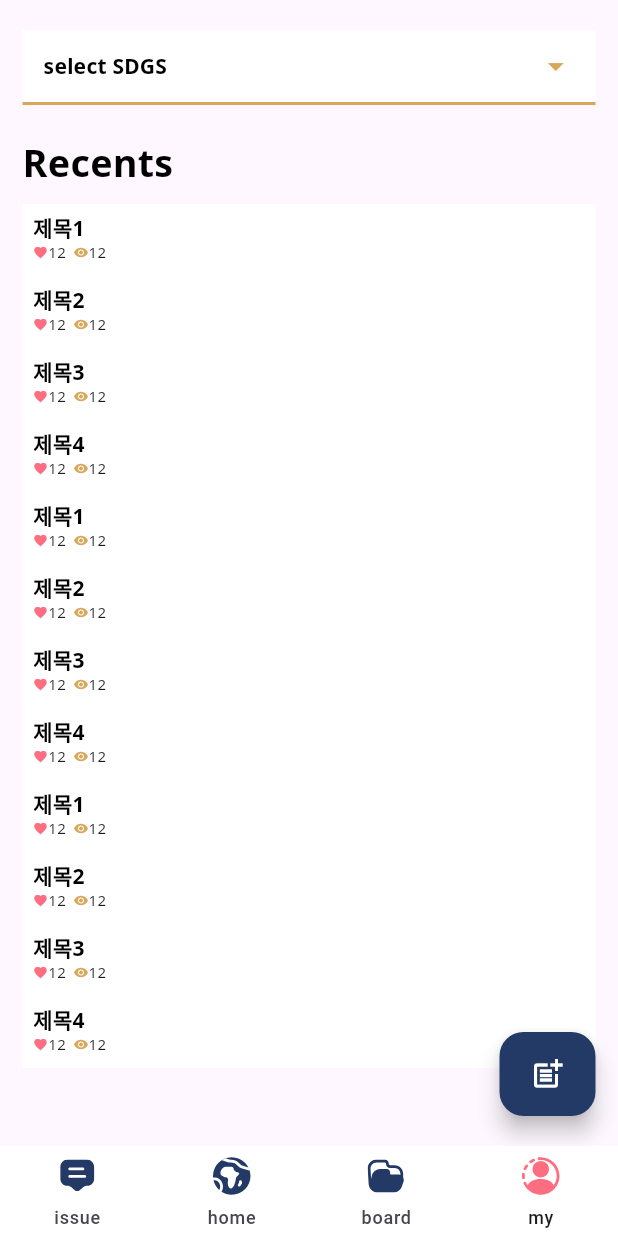
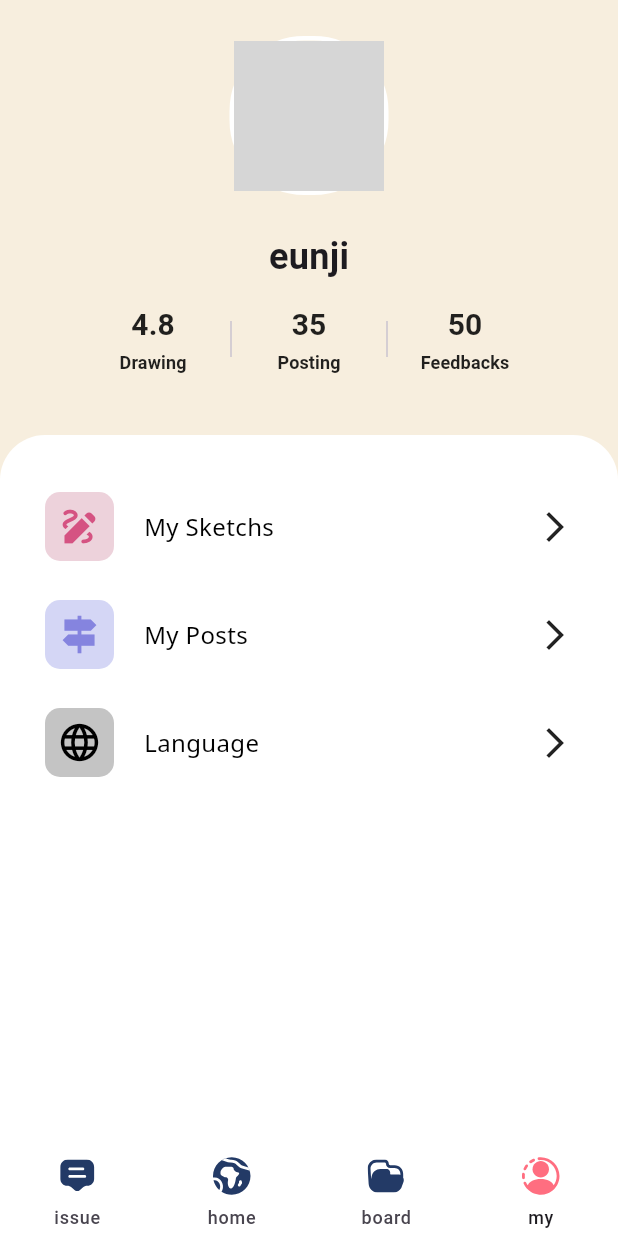
Before and after one commit to GDSC-DGU/2024-SolutionChallenge-InGlo-client, a Flutter app: the screen it shows after launch, item 4 of the bottom bar chosen, on a phone screen of 412 x 824 dp. Run offline on Flutter 3.47's test engine with Material 3 defaults, Android fonts, the phone set to English and light mode, and no system bars; drawn by our look-alikes of dropdown_button2; our stand-ins replace carousel_slider, firebase_core, flutter_svg, flutter_svg_provider, google_fonts, modal_bottom_sheet and 1 more; missing offline and left inert: comment_box, flutter_state_notifier, html_editor_enhanced, scribble; accounts and stored records are empty; network calls fail; project files that could hold a hidden picture were left out; grey boxes are pictures that could not be loaded.

Commit message:
FEAT: profile 기본 레이아웃 구현

```diff
--- a/lib/main.dart
+++ b/lib/main.dart
@@ -2,6 +2,7 @@ import 'package:flutter/material.dart';
 import 'package:inglo/screens/home/home.dart';
 import 'package:inglo/screens/post/create_post.dart';
 import 'package:inglo/screens/postlist/post_board.dart';
+import 'package:inglo/screens/profile/profile.dart';
 import 'package:inglo/screens/signup/signup.dart';
 import 'package:inglo/screens/start/start.dart';
 import 'screens/signin/signin.dart';
@@ -39,7 +40,7 @@ class _MainScreenState extends State<MainScreen> {
     IssueListPage(),
     WebViewMap(),
     StartPage(),
-    PostBoardPage(),
+    ProfilePage(),
     // MessagesPage(),
     // 참고 페이지(나중에 삭제)
   ];
--- /dev/null
+++ b/lib/models/profile/user.dart
@@ -0,0 +1,15 @@
+class User {
+  final String imagePath;
+  final String name;
+  final String email;
+  final String about;
+  final bool isDarkMode;
+
+  const User({
+    required this.imagePath,
+    required this.name,
+    required this.email,
+    required this.about,
+    required this.isDarkMode,
+  });
+}
--- /dev/null
+++ b/lib/screens/profile/profile.dart
@@ -0,0 +1,119 @@
+import 'package:flutter/cupertino.dart';
+import 'package:flutter/material.dart';
+import 'package:inglo/models/profile/user.dart';
+import 'package:inglo/screens/profile/widgets/my_posts.dart';
+import 'package:inglo/screens/profile/widgets/my_sketch.dart';
+import 'package:inglo/screens/profile/widgets/select_langauge.dart';
+import 'package:inglo/util/profile/user_preferences.dart';
+import 'package:inglo/widgets/profile/numbers_widget.dart';
+import 'package:inglo/widgets/profile/profile_widget.dart';
+import 'package:inglo/widgets/profile/button_widget.dart';
+
+class ProfilePage extends StatefulWidget {
+  @override
+  _ProfilePageState createState() => _ProfilePageState();
+}
+
+class _ProfilePageState extends State<ProfilePage> {
+  @override
+  Widget build(BuildContext context) {
+    final user = UserPreferences.myUser;
+
+    return Scaffold(
+      body: Container(
+        color: Color(0xFFF7EEDE),
+        child: ListView(
+          physics: BouncingScrollPhysics(),
+          children: [
+            const SizedBox(height: 24),
+            ProfileWidget(
+              imagePath: user.imagePath,
+            ),
+            const SizedBox(height: 24),
+            buildName(user),
+            const SizedBox(height: 10),
+            NumbersWidget(),
+            const SizedBox(height: 20),
+            buildAbout(user),
+          ],
+        ),
+      ),
+    );
+  }
+
+  Widget buildName(User user) => Column(
+        children: [
+          Text(
+            user.name,
+            style: TextStyle(fontWeight: FontWeight.bold, fontSize: 24),
+          ),
+        ],
+      );
+
+  Widget buildAbout(User user) => Container(
+        child: Column(
+          crossAxisAlignment: CrossAxisAlignment.start,
+          children: [
+            const SizedBox(height: 16),
+            ClipRRect(
+              borderRadius: BorderRadius.only(
+                topLeft: Radius.circular(30),
+                topRight: Radius.circular(30),
+              ),
+              child: Container(
+                height: MediaQuery.of(context).size.height * 0.6,
+                width: MediaQuery.of(context).size.width,
+                color: Colors.white, // 상자 색
+                child: Column(
+                  children: [
+                    const SizedBox(height: 30),
+                    ButtonWidget(
+                      text: 'My Sketchs',
+                      color: 'D55382',
+                      bg: 'EDD2DB',
+                      icon1: Icons.draw,
+                      icon2: Icons.arrow_forward_ios,
+                      onPressed: () {
+                        // My Sketchs 버튼이 눌렸을 때 처리할 내용
+                        Navigator.push(
+                          context,
+                          MaterialPageRoute(builder: (context) => MySketch(),),
+                        );
+                      },
+                    ),
+                    ButtonWidget(
+                      text: 'My Posts',
+                      color: '8584DF',
+                      bg: 'D4D6F5',
+                      icon1: Icons.signpost,
+                      icon2: Icons.arrow_forward_ios,
+                      onPressed: () {
+                        // My Sketchs 버튼이 눌렸을 때 처리할 내용
+                        Navigator.push(
+                          context,
+                          MaterialPageRoute(builder: (context) => MyPost(),),
+                        );
+                      },
+                    ),
+                    ButtonWidget(
+                      text: 'Language',
+                      color: '000000',
+                      bg: 'C4C4C4',
+                      icon1: Icons.language_outlined,
+                      icon2: Icons.arrow_forward_ios,
+                      onPressed: () {
+                        // My Sketchs 버튼이 눌렸을 때 처리할 내용
+                        Navigator.push(
+                          context,
+                          MaterialPageRoute(builder: (context) => SelectLanguage(),),
+                        );
+                      },
+                    ),
+                  ],
+                ),
+              ),
+            ),
+          ],
+        ),
+      );
+}
--- /dev/null
+++ b/lib/screens/profile/widgets/my_posts.dart
@@ -0,0 +1,15 @@
+import 'package:flutter/material.dart';
+
+class MyPost extends StatefulWidget {
+  const MyPost({super.key});
+
+  @override
+  State<MyPost> createState() => _MyPostState();
+}
+
+class _MyPostState extends State<MyPost> {
+  @override
+  Widget build(BuildContext context) {
+    return const Placeholder();
+  }
+}
--- /dev/null
+++ b/lib/screens/profile/widgets/my_sketch.dart
@@ -0,0 +1,15 @@
+import 'package:flutter/material.dart';
+
+class MySketch extends StatefulWidget {
+  const MySketch({super.key});
+
+  @override
+  State<MySketch> createState() => _MySketchState();
+}
+
+class _MySketchState extends State<MySketch> {
+  @override
+  Widget build(BuildContext context) {
+    return const Placeholder();
+  }
+}
--- /dev/null
+++ b/lib/screens/profile/widgets/select_langauge.dart
@@ -0,0 +1,15 @@
+import 'package:flutter/material.dart';
+
+class SelectLanguage extends StatefulWidget {
+  const SelectLanguage({super.key});
+
+  @override
+  State<SelectLanguage> createState() => _SelectLanguageState();
+}
+
+class _SelectLanguageState extends State<SelectLanguage> {
+  @override
+  Widget build(BuildContext context) {
+    return const Placeholder();
+  }
+}
--- /dev/null
+++ b/lib/util/profile/user_preferences.dart
@@ -0,0 +1,13 @@
+import 'package:inglo/models/profile/user.dart';
+
+class UserPreferences {
+  static const myUser = User(
+    imagePath:
+    'https://images.unsplash.com/photo-1554151228-14d9def656e4?ixid=MnwxMjA3fDB8MHxwaG90by1wYWdlfHx8fGVufDB8fHx8&ixlib=rb-1.2.1&auto=format&fit=crop&w=333&q=80',
+    name: 'eunji',
+    email: 'sarah.abs@gmail.com',
+    about:
+    'Certified Personal Trainer and Nutritionist with years of experience in creating effective diets and training plans focused on achieving individual customers goals in a smooth way.',
+    isDarkMode: false,
+  );
+}
--- /dev/null
+++ b/lib/widgets/profile/button_widget.dart
@@ -0,0 +1,65 @@
+import 'package:flutter/material.dart';
+import 'package:google_fonts/google_fonts.dart';
+
+class ButtonWidget extends StatefulWidget {
+  final String text;
+  final String color;
+  final String bg;
+  final IconData icon1;
+  final IconData icon2;
+  final VoidCallback onPressed; // onPressed 속성 추가
+
+  const ButtonWidget({
+    required this.text,
+    required this.color,
+    required this.bg,
+    required this.icon1,
+    required this.icon2,
+    required this.onPressed,
+    Key? key,
+  }) : super(key: key);
+
+  @override
+  _ButtonWidgetState createState() => _ButtonWidgetState();
+}
+
+class _ButtonWidgetState extends State<ButtonWidget> {
+  @override
+  Widget build(BuildContext context) {
+    return GestureDetector( // GestureDetector를 사용하여 버튼 클릭을 감지
+      onTap: widget.onPressed, // onPressed 콜백을 연결
+      child: Container(
+        padding: EdgeInsets.symmetric(vertical: 8, horizontal: 30),
+        child: Column(
+          children: [
+            Row(
+              mainAxisAlignment: MainAxisAlignment.spaceBetween,
+              children: [
+                Row(
+                  children: [
+                    Container(
+                      decoration: BoxDecoration(
+                        color: Color(int.parse("0xFF${widget.bg}"),),
+                        borderRadius: BorderRadius.circular(10),
+                      ),
+                      padding: EdgeInsets.all(8),
+                      child: Icon(widget.icon1, color: Color(int.parse("0xFF${widget.color}"),), size: 30,),
+                    ),
+                    SizedBox(width: 20,),
+                    Text(widget.text,
+                        style: GoogleFonts.notoSans(
+                          color: Colors.black,
+                          fontSize: 16,
+                        )),
+                  ],
+                ),
+                Icon(widget.icon2, size: 24,),
+              ],
+            ),
+            SizedBox(height: 10),
+          ],
+        ),
+      ),
+    );
+  }
+}
--- /dev/null
+++ b/lib/widgets/profile/numbers_widget.dart
@@ -0,0 +1,41 @@
+import 'package:flutter/material.dart';
+
+class NumbersWidget extends StatelessWidget {
+  @override
+  Widget build(BuildContext context) => Row(
+    mainAxisAlignment: MainAxisAlignment.center,
+    children: <Widget>[
+      buildButton(context, '4.8', 'Drawing'),
+      buildDivider(),
+      buildButton(context, '35', 'Posting'),
+      buildDivider(),
+      buildButton(context, '50', 'Feedbacks'),
+    ],
+  );
+  Widget buildDivider() => Container(
+    height: 24,
+    child: VerticalDivider(),
+  );
+
+  Widget buildButton(BuildContext context, String value, String text) =>
+      MaterialButton(
+        padding: EdgeInsets.symmetric(vertical: 4),
+        onPressed: () {},
+        materialTapTargetSize: MaterialTapTargetSize.shrinkWrap,
+        child: Column(
+          mainAxisSize: MainAxisSize.min,
+          mainAxisAlignment: MainAxisAlignment.start,
+          children: <Widget>[
+            Text(
+              value,
+              style: TextStyle(fontWeight: FontWeight.bold, fontSize: 20),
+            ),
+            SizedBox(height: 2),
+            Text(
+              text,
+              style: TextStyle(fontWeight: FontWeight.bold, fontSize: 12),
+            ),
+          ],
+        ),
+      );
+}
--- /dev/null
+++ b/lib/widgets/profile/profile_widget.dart
@@ -0,0 +1,57 @@
+import 'package:flutter/material.dart';
+
+class ProfileWidget extends StatelessWidget {
+  final String imagePath;
+
+  const ProfileWidget({
+    Key? key,
+    required this.imagePath,
+  }) : super(key: key);
+
+  @override
+  Widget build(BuildContext context) {
+
+    return Center(
+      child: Container(
+        decoration: BoxDecoration(
+          border: Border.all(color: Colors.white, width: 3),
+          borderRadius: BorderRadius.circular(50),
+        ),
+        child: Stack(
+          children: [
+            buildImage(),
+          ],
+        ),
+      ),
+    );
+  }
+
+  Widget buildImage() {
+    final image = NetworkImage(imagePath);
+
+    return ClipOval(
+      child: Material(
+        color: Colors.transparent,
+        child: Ink.image(
+          image: image,
+          fit: BoxFit.cover,
+          width: 100,
+          height: 100,
+        ),
+      ),
+    );
+  }
+
+  Widget buildCircle({
+    required Widget child,
+    required double all,
+    required Color color,
+  }) =>
+      ClipOval(
+        child: Container(
+          padding: EdgeInsets.all(all),
+          color: color,
+          child: child,
+        ),
+      );
+}
```
